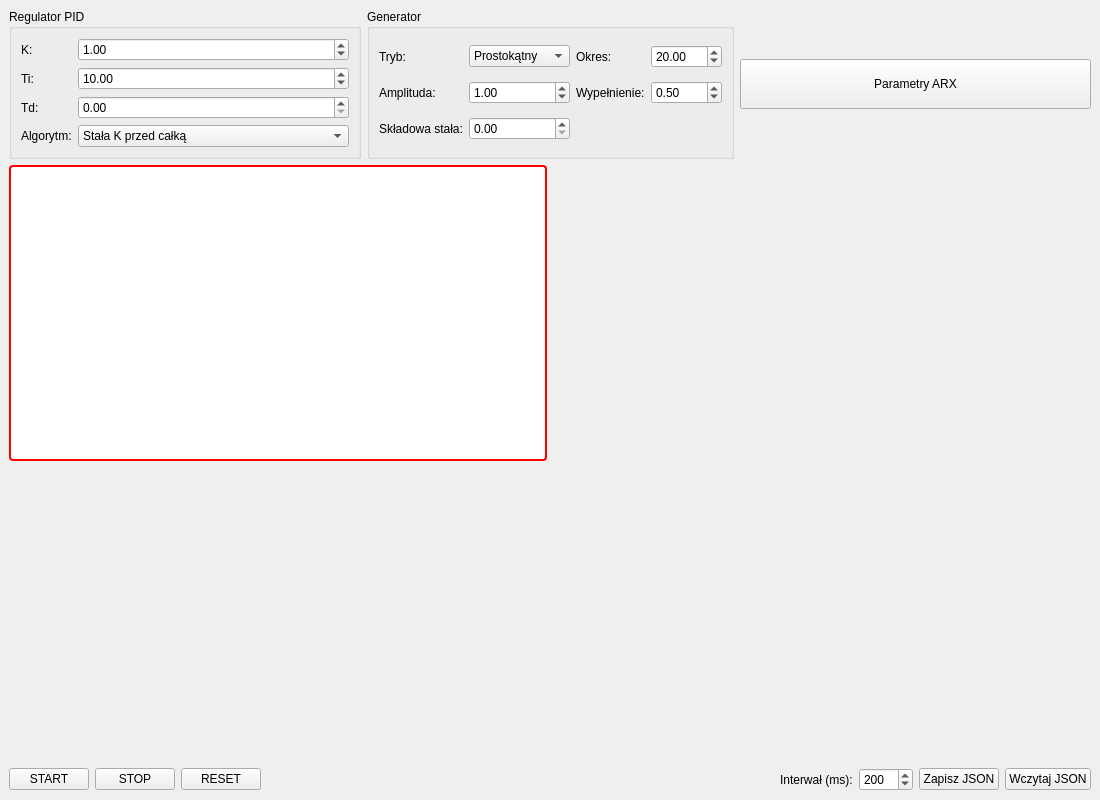
First picture: the form in mainwindow.ui, repository MichalWalterowski/projektUAR, before the edit.
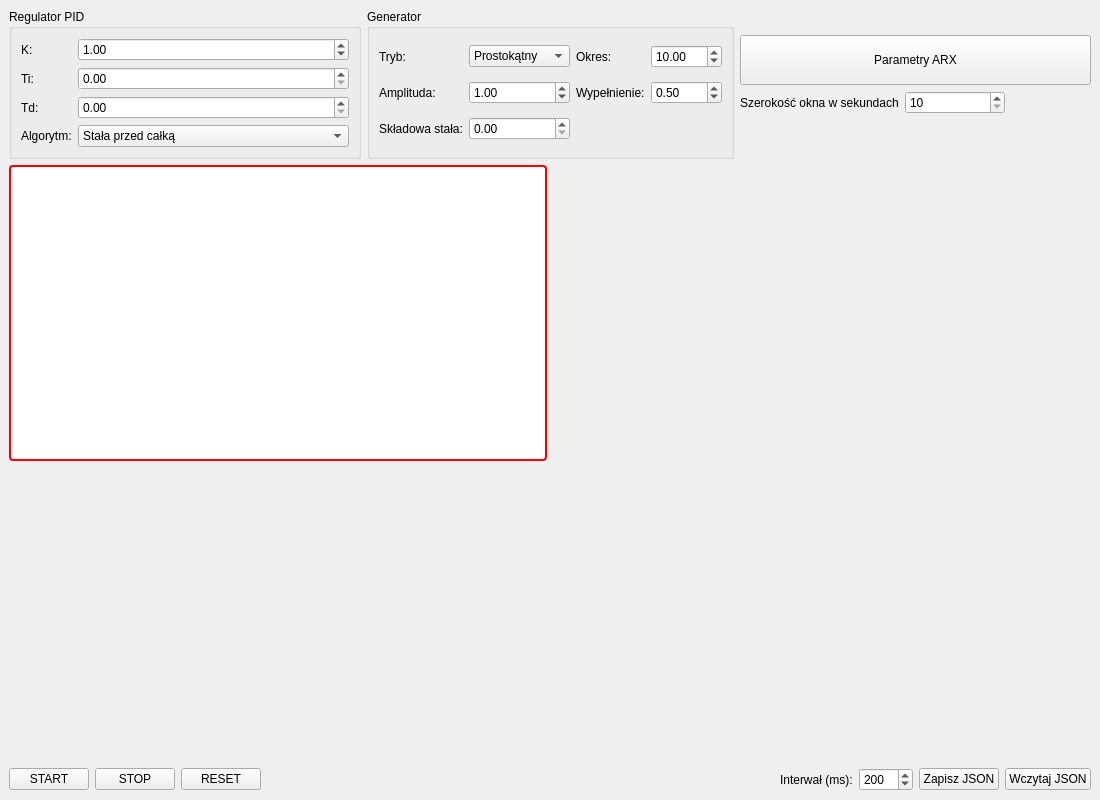
Second picture: the form after the edit.

Patch:
```diff
--- a/mainwindow.ui
+++ b/mainwindow.ui
@@ -53,7 +53,7 @@
          <item row="1" column="1">
           <widget class="QDoubleSpinBox" name="spinTi">
            <property name="value">
-            <double>10.000000000000000</double>
+            <double>0.000000000000000</double>
            </property>
           </widget>
          </item>
@@ -78,7 +78,7 @@
           <widget class="QComboBox" name="comboPIDMethod">
            <item>
             <property name="text">
-             <string>Stała K przed całką</string>
+             <string>Stała przed całką</string>
             </property>
            </item>
            <item>
@@ -145,7 +145,7 @@
             <double>9999.000000000000000</double>
            </property>
            <property name="value">
-            <double>20.000000000000000</double>
+            <double>10.000000000000000</double>
            </property>
           </widget>
          </item>
@@ -180,6 +180,8 @@
        </widget>
       </item>
       <item>
+       <layout class="QFormLayout" name="formLayout">
+        <item row="1" column="0" colspan="2">
        <widget class="QPushButton" name="btnARX">
         <property name="minimumSize">
          <size>
@@ -191,6 +193,50 @@
          <string>Parametry ARX</string>
         </property>
        </widget>
+        </item>
+        <item row="2" column="0">
+         <widget class="QLabel" name="labelWidth">
+          <property name="text">
+           <string>Szerokość okna w sekundach</string>
+          </property>
+         </widget>
+        </item>
+        <item row="2" column="1">
+         <widget class="QSpinBox" name="spinWidth">
+          <property name="maximumSize">
+           <size>
+            <width>100</width>
+            <height>16777215</height>
+           </size>
+          </property>
+          <property name="keyboardTracking">
+           <bool>false</bool>
+          </property>
+          <property name="minimum">
+           <number>10</number>
+          </property>
+          <property name="maximum">
+           <number>50</number>
+          </property>
+         </widget>
+        </item>
+        <item row="0" column="0" colspan="2">
+         <spacer name="verticalSpacer">
+          <property name="orientation">
+           <enum>Qt::Vertical</enum>
+          </property>
+          <property name="sizeType">
+           <enum>QSizePolicy::Fixed</enum>
+          </property>
+          <property name="sizeHint" stdset="0">
+           <size>
+            <width>0</width>
+            <height>20</height>
+           </size>
+          </property>
+         </spacer>
+        </item>
+       </layout>
       </item>
      </layout>
     </item>
```
Left out of the diff: 2 changed lines with no effect on the pictures. Lines whose indentation alone changed are shown as unchanged.
